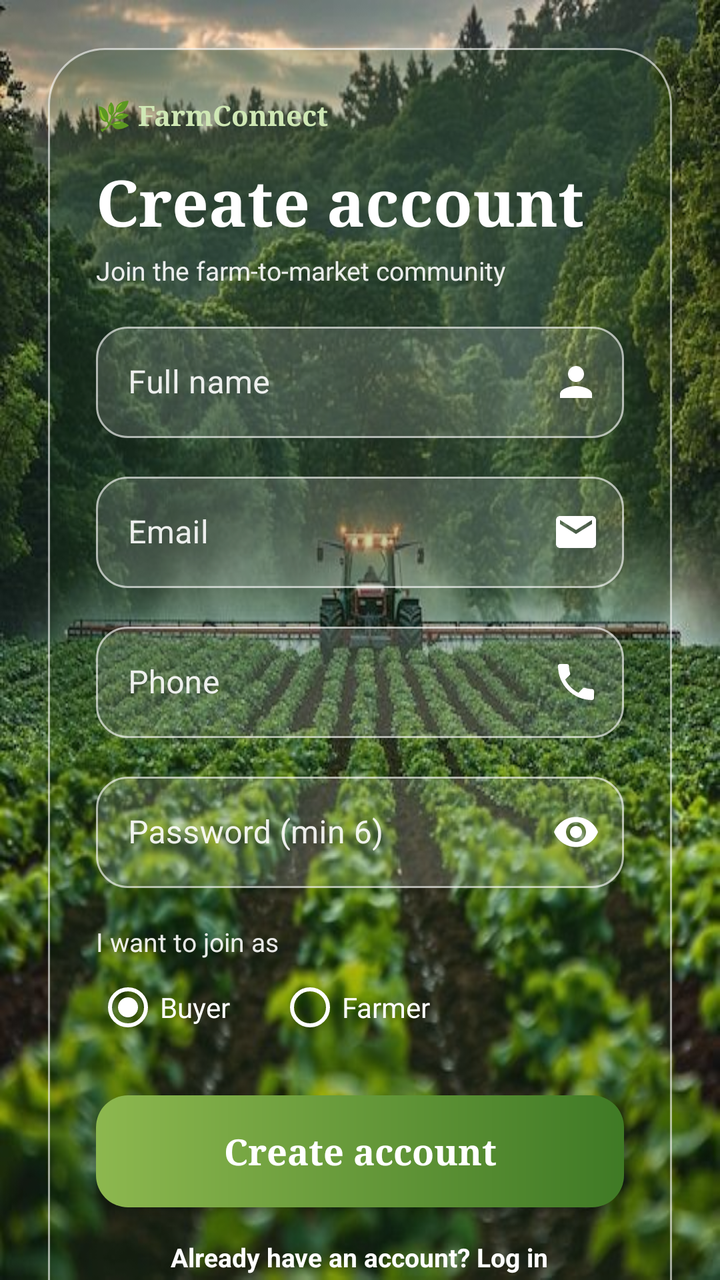
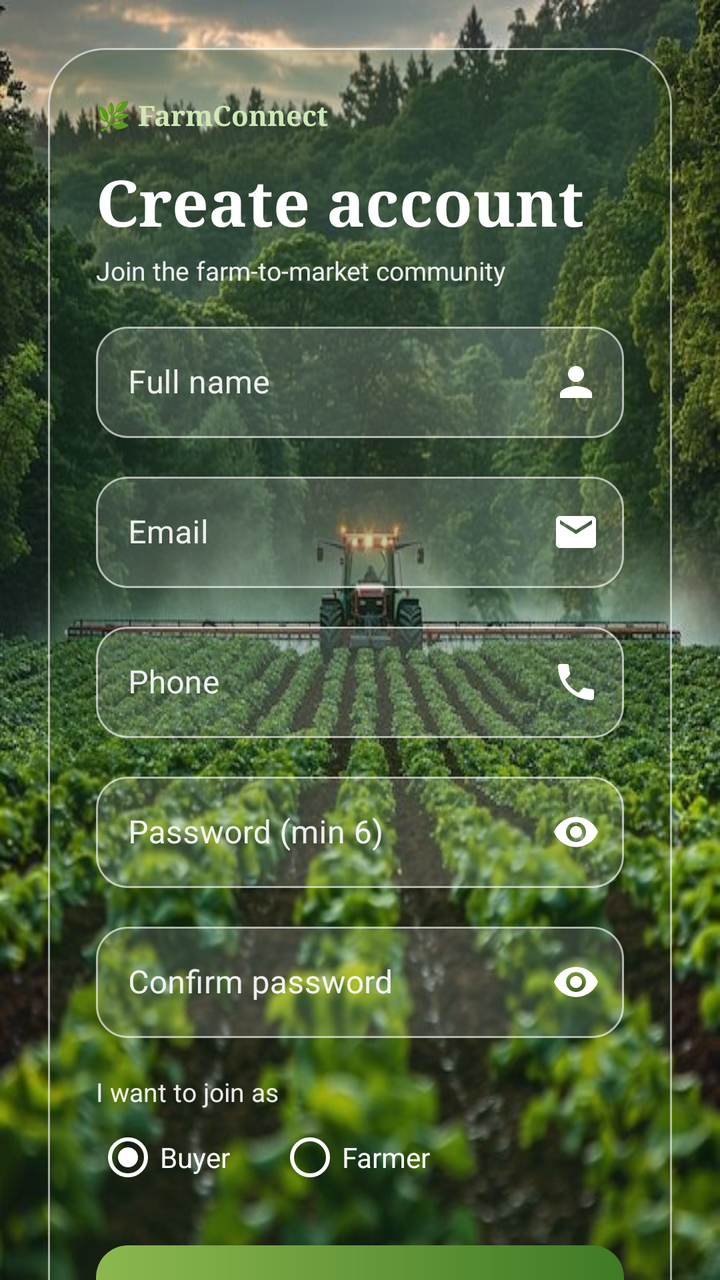

An Android layout rendered at two revisions. The XML below is the earlier revision; the diff shows what the commit changed to produce the second picture.
<!-- AndroidManifest.xml: activity theme Theme.FarmConnect.Auth -->
<!-- res/layout/activity_register.xml -->
<?xml version="1.0" encoding="utf-8"?>
<ScrollView xmlns:android="http://schemas.android.com/apk/res/android"
    xmlns:app="http://schemas.android.com/apk/res-auto"
    android:layout_width="match_parent" android:layout_height="match_parent"
    android:fillViewport="true" android:scrollbars="none">

    <LinearLayout android:layout_width="match_parent" android:layout_height="match_parent"
        android:gravity="center" android:orientation="vertical" android:padding="24dp">

        <LinearLayout android:layout_width="match_parent" android:layout_height="wrap_content"
            android:background="@drawable/bg_glass_card" android:orientation="vertical" android:padding="24dp">

            <TextView android:layout_width="wrap_content" android:layout_height="wrap_content"
                android:text="@string/t_f0f91c85" android:textColor="#CFE8B5" android:textSize="14sp"
                android:fontFamily="serif" android:textStyle="bold" />

            <TextView android:layout_width="wrap_content" android:layout_height="wrap_content"
                android:layout_marginTop="12dp" android:text="@string/t_42369faa" android:textColor="#FFFFFF"
                android:textSize="32sp" android:textStyle="bold" android:fontFamily="serif" />

            <TextView android:layout_width="wrap_content" android:layout_height="wrap_content"
                android:layout_marginTop="4dp" android:text="@string/t_13ecca04"
                android:textColor="#E6FFFFFF" android:textSize="13sp" />

            <com.google.android.material.textfield.TextInputLayout
                style="@style/Widget.MaterialComponents.TextInputLayout.OutlinedBox"
                android:layout_width="match_parent" android:layout_height="wrap_content"
                android:layout_marginTop="14dp" android:hint="@string/t_f11b368c"
                android:textColorHint="#E6FFFFFF"
                app:hintTextColor="#FFFFFF"
                app:boxBackgroundColor="#26FFFFFF"
                app:boxStrokeColor="@color/box_stroke"
                app:boxCornerRadiusTopStart="16dp" app:boxCornerRadiusTopEnd="16dp"
                app:boxCornerRadiusBottomStart="16dp" app:boxCornerRadiusBottomEnd="16dp"
                app:endIconMode="custom" app:endIconDrawable="@drawable/ic_person" app:endIconTint="#FFFFFF" app:endIconCheckable="false">
                <com.google.android.material.textfield.TextInputEditText
                    android:id="@+id/etName" android:layout_width="match_parent" android:layout_height="wrap_content"
                    android:inputType="textPersonName" android:textColor="#FFFFFF" android:maxLines="1" />
            </com.google.android.material.textfield.TextInputLayout>
            <com.google.android.material.textfield.TextInputLayout
                style="@style/Widget.MaterialComponents.TextInputLayout.OutlinedBox"
                android:layout_width="match_parent" android:layout_height="wrap_content"
                android:layout_marginTop="14dp" android:hint="@string/t_ce8ae9da"
                android:textColorHint="#E6FFFFFF"
                app:hintTextColor="#FFFFFF"
                app:boxBackgroundColor="#26FFFFFF"
                app:boxStrokeColor="@color/box_stroke"
                app:boxCornerRadiusTopStart="16dp" app:boxCornerRadiusTopEnd="16dp"
                app:boxCornerRadiusBottomStart="16dp" app:boxCornerRadiusBottomEnd="16dp"
                app:endIconMode="custom" app:endIconDrawable="@drawable/ic_mail" app:endIconTint="#FFFFFF" app:endIconCheckable="false">
                <com.google.android.material.textfield.TextInputEditText
                    android:id="@+id/etEmail" android:layout_width="match_parent" android:layout_height="wrap_content"
                    android:inputType="textEmailAddress" android:textColor="#FFFFFF" android:maxLines="1" />
            </com.google.android.material.textfield.TextInputLayout>
            <com.google.android.material.textfield.TextInputLayout
                style="@style/Widget.MaterialComponents.TextInputLayout.OutlinedBox"
                android:layout_width="match_parent" android:layout_height="wrap_content"
                android:layout_marginTop="14dp" android:hint="@string/t_bcc254b5"
                android:textColorHint="#E6FFFFFF"
                app:hintTextColor="#FFFFFF"
                app:boxBackgroundColor="#26FFFFFF"
                app:boxStrokeColor="@color/box_stroke"
                app:boxCornerRadiusTopStart="16dp" app:boxCornerRadiusTopEnd="16dp"
                app:boxCornerRadiusBottomStart="16dp" app:boxCornerRadiusBottomEnd="16dp"
                app:endIconMode="custom" app:endIconDrawable="@drawable/ic_phone" app:endIconTint="#FFFFFF" app:endIconCheckable="false">
                <com.google.android.material.textfield.TextInputEditText
                    android:id="@+id/etPhone" android:layout_width="match_parent" android:layout_height="wrap_content"
                    android:inputType="phone" android:textColor="#FFFFFF" android:maxLines="1" />
            </com.google.android.material.textfield.TextInputLayout>
            <com.google.android.material.textfield.TextInputLayout
                style="@style/Widget.MaterialComponents.TextInputLayout.OutlinedBox"
                android:layout_width="match_parent" android:layout_height="wrap_content"
                android:layout_marginTop="14dp" android:hint="@string/t_72e40f94"
                android:textColorHint="#E6FFFFFF"
                app:hintTextColor="#FFFFFF"
                app:boxBackgroundColor="#26FFFFFF"
                app:boxStrokeColor="@color/box_stroke"
                app:boxCornerRadiusTopStart="16dp" app:boxCornerRadiusTopEnd="16dp"
                app:boxCornerRadiusBottomStart="16dp" app:boxCornerRadiusBottomEnd="16dp"
                app:endIconMode="password_toggle" app:endIconTint="#FFFFFF">
                <com.google.android.material.textfield.TextInputEditText
                    android:id="@+id/etPassword" android:layout_width="match_parent" android:layout_height="wrap_content"
                    android:inputType="textPassword" android:textColor="#FFFFFF" android:maxLines="1" />
            </com.google.android.material.textfield.TextInputLayout>

            <TextView android:layout_width="wrap_content" android:layout_height="wrap_content"
                android:layout_marginTop="18dp" android:text="@string/t_c3db2ac5"
                android:textColor="#E6FFFFFF" android:textSize="13sp" />

            <RadioGroup android:layout_width="match_parent" android:layout_height="wrap_content"
                android:orientation="horizontal">
                <RadioButton android:id="@+id/rbBuyer" android:layout_width="wrap_content"
                    android:layout_height="wrap_content" android:checked="true" android:text="@string/t_65fba9ec"
                    android:textColor="#FFFFFF" android:buttonTint="#FFFFFF" />
                <RadioButton android:id="@+id/rbFarmer" android:layout_width="wrap_content"
                    android:layout_height="wrap_content" android:layout_marginStart="24dp" android:text="@string/t_8bf7aa45"
                    android:textColor="#FFFFFF" android:buttonTint="#FFFFFF" />
            </RadioGroup>

            <ProgressBar android:id="@+id/progress" android:layout_width="wrap_content"
                android:layout_height="wrap_content" android:layout_gravity="center_horizontal"
                android:layout_marginTop="12dp" android:indeterminateTint="#FFFFFF" android:visibility="gone" />

            <androidx.appcompat.widget.AppCompatButton android:id="@+id/btnRegister"
                android:layout_width="match_parent" android:layout_height="56dp"
                android:layout_marginTop="20dp" android:background="@drawable/bg_btn_primary"
                android:text="@string/t_42369faa" android:textAllCaps="false" android:textColor="#FFFFFF"
                android:textSize="18sp" android:textStyle="bold" android:fontFamily="serif" />

            <TextView android:id="@+id/tvLogin" android:layout_width="wrap_content"
                android:layout_height="wrap_content" android:layout_gravity="center_horizontal"
                android:padding="16dp" android:text="@string/t_b52213de"
                android:textColor="#FFFFFF" android:textSize="13sp" android:textStyle="bold" />
        </LinearLayout>
    </LinearLayout>
</ScrollView>
<!-- resources referenced by this layout -->
<resources>
  <!-- drawable bg_btn_primary (drawable) -->
  <?xml version="1.0" encoding="utf-8"?>
  <ripple xmlns:android="http://schemas.android.com/apk/res/android" android:color="#44FFFFFF">
      <item>
          <shape android:shape="rectangle">
              <gradient android:angle="0" android:startColor="#8DB84F" android:endColor="#3F7A25" />
              <corners android:radius="16dp" />
          </shape>
      </item>
  </ripple>
  <!-- drawable bg_glass_card (drawable) -->
  <?xml version="1.0" encoding="utf-8"?>
  <shape xmlns:android="http://schemas.android.com/apk/res/android" android:shape="rectangle">
      <solid android:color="#40163A12" />
      <stroke android:width="1dp" android:color="#99FFFFFF" />
      <corners android:radius="28dp" />
  </shape>
  <!-- drawable ic_mail (drawable) -->
  <vector xmlns:android="http://schemas.android.com/apk/res/android"
      android:width="24dp" android:height="24dp" android:viewportWidth="24" android:viewportHeight="24">
      <path android:fillColor="#FFFFFF"
          android:pathData="M20,4H4C2.9,4 2.01,4.9 2.01,6L2,18c0,1.1 0.9,2 2,2h16c1.1,0 2,-0.9 2,-2V6c0,-1.1 -0.9,-2 -2,-2zM20,8l-8,5 -8,-5V6l8,5 8,-5v2z" />
  </vector>
  <!-- drawable ic_person (drawable) -->
  <vector xmlns:android="http://schemas.android.com/apk/res/android"
      android:width="24dp" android:height="24dp" android:viewportWidth="24" android:viewportHeight="24">
      <path android:fillColor="#FFFFFF"
          android:pathData="M12,12c2.21,0 4,-1.79 4,-4s-1.79,-4 -4,-4 -4,1.79 -4,4 1.79,4 4,4zM12,14c-2.67,0 -8,1.34 -8,4v2h16v-2c0,-2.66 -5.33,-4 -8,-4z" />
  </vector>
  <!-- drawable ic_phone (drawable) -->
  <vector xmlns:android="http://schemas.android.com/apk/res/android"
      android:width="24dp" android:height="24dp" android:viewportWidth="24" android:viewportHeight="24">
      <path android:fillColor="#FFFFFF"
          android:pathData="M6.62,10.79c1.44,2.83 3.76,5.14 6.59,6.59l2.2,-2.2c0.27,-0.27 0.67,-0.36 1.02,-0.24 1.12,0.37 2.33,0.57 3.57,0.57 0.55,0 1,0.45 1,1V20c0,0.55 -0.45,1 -1,1 -9.39,0 -17,-7.61 -17,-17 0,-0.55 0.45,-1 1,-1h3.5c0.55,0 1,0.45 1,1 0,1.25 0.2,2.45 0.57,3.57 0.11,0.35 0.03,0.74 -0.25,1.02l-2.2,2.2z" />
  </vector>
  <string name="t_13ecca04">Join the farm-to-market community</string>
  <string name="t_42369faa">Create account</string>
  <string name="t_65fba9ec">Buyer</string>
  <string name="t_72e40f94">Password (min 6)</string>
  <string name="t_8bf7aa45">Farmer</string>
  <string name="t_b52213de">Already have an account? Log in</string>
  <string name="t_bcc254b5">Phone</string>
  <string name="t_c3db2ac5">I want to join as</string>
  <string name="t_ce8ae9da">Email</string>
  <string name="t_f0f91c85">🌿 FarmConnect</string>
  <string name="t_f11b368c">Full name</string>
  <style name="Theme.FarmConnect.Auth" parent="Theme.MaterialComponents.Light.NoActionBar">
          <item name="colorPrimary">#2E7D32</item>
          <item name="colorPrimaryVariant">#1B5E20</item>
          <item name="colorOnPrimary">#FFFFFF</item>
          <item name="colorSecondary">#F9A825</item>
          <item name="android:statusBarColor">@android:color/transparent</item>
          <item name="android:windowBackground">@drawable/bg_auth</item>
      </style>
  <!-- drawable bg_auth: jpg bitmap (drawable, 73255 bytes) -->
</resources>

<!-- the commit's change to res/layout/activity_register.xml (unified diff, before → after) -->
@@ -82,6 +82,21 @@
                     android:id="@+id/etPassword" android:layout_width="match_parent" android:layout_height="wrap_content"
                     android:inputType="textPassword" android:textColor="#FFFFFF" android:maxLines="1" />
             </com.google.android.material.textfield.TextInputLayout>
+            <com.google.android.material.textfield.TextInputLayout
+                style="@style/Widget.MaterialComponents.TextInputLayout.OutlinedBox"
+                android:layout_width="match_parent" android:layout_height="wrap_content"
+                android:layout_marginTop="14dp" android:hint="@string/confirm_password"
+                android:textColorHint="#E6FFFFFF"
+                app:hintTextColor="#FFFFFF"
+                app:boxBackgroundColor="#26FFFFFF"
+                app:boxStrokeColor="@color/box_stroke"
+                app:boxCornerRadiusTopStart="16dp" app:boxCornerRadiusTopEnd="16dp"
+                app:boxCornerRadiusBottomStart="16dp" app:boxCornerRadiusBottomEnd="16dp"
+                app:endIconMode="password_toggle" app:endIconTint="#FFFFFF">
+                <com.google.android.material.textfield.TextInputEditText
+                    android:id="@+id/etConfirm" android:layout_width="match_parent" android:layout_height="wrap_content"
+                    android:inputType="textPassword" android:textColor="#FFFFFF" android:maxLines="1" />
+            </com.google.android.material.textfield.TextInputLayout>
 
             <TextView android:layout_width="wrap_content" android:layout_height="wrap_content"
                 android:layout_marginTop="18dp" android:text="@string/t_c3db2ac5"
<!-- resource entries referenced after the edit -->
@@ -35,6 +35,7 @@
       <path android:fillColor="#FFFFFF"
           android:pathData="M6.62,10.79c1.44,2.83 3.76,5.14 6.59,6.59l2.2,-2.2c0.27,-0.27 0.67,-0.36 1.02,-0.24 1.12,0.37 2.33,0.57 3.57,0.57 0.55,0 1,0.45 1,1V20c0,0.55 -0.45,1 -1,1 -9.39,0 -17,-7.61 -17,-17 0,-0.55 0.45,-1 1,-1h3.5c0.55,0 1,0.45 1,1 0,1.25 0.2,2.45 0.57,3.57 0.11,0.35 0.03,0.74 -0.25,1.02l-2.2,2.2z" />
   </vector>
+  <string name="confirm_password">Confirm password</string>
   <string name="t_13ecca04">Join the farm-to-market community</string>
   <string name="t_42369faa">Create account</string>
   <string name="t_65fba9ec">Buyer</string>
